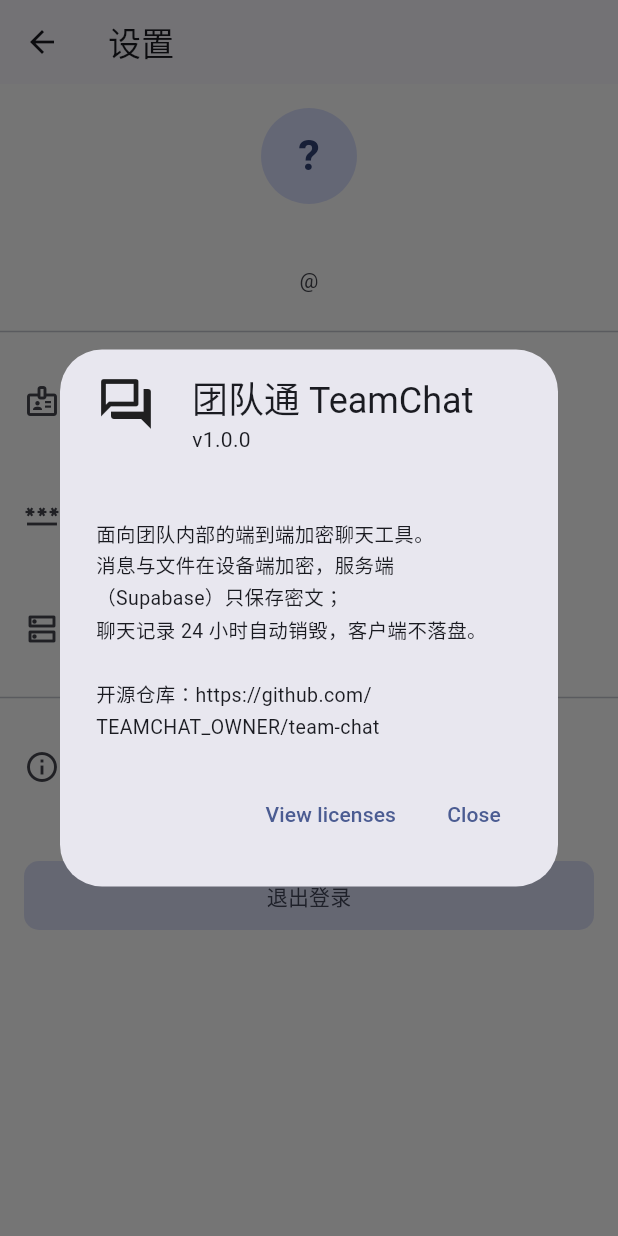
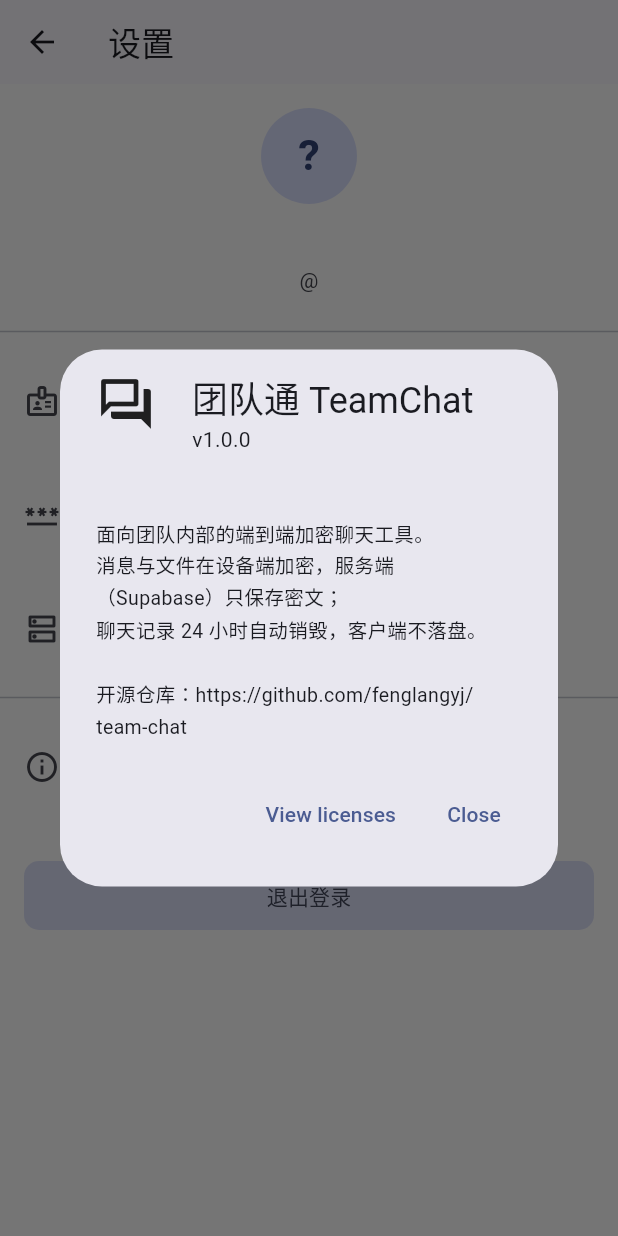
Before and after one commit to fenglangyj/team-chat, a Flutter app: the SettingsScreen screen opened directly, after a tap on "关于", on a phone screen of 412 x 824 dp. Run offline on Flutter 3.47's test engine with Material 3 defaults, Android fonts, the phone set to English and light mode, and no system bars; our stand-ins replace file_picker, open_filex, shared_preferences, supabase_flutter; missing offline and left inert: cryptography; accounts and stored records are empty; network calls fail.

Commit message:
chore: 应用内开源仓库地址指向 fenglangyj/team-chat

```diff
--- a/app/lib/core/constants.dart
+++ b/app/lib/core/constants.dart
@@ -3,7 +3,7 @@
   static const String name = '团队通';
   static const String fullName = '团队通 TeamChat';
   static const String version = '1.0.0';
-  static const String repoUrl = 'https://github.com/TEAMCHAT_OWNER/team-chat';
+  static const String repoUrl = 'https://github.com/fenglangyj/team-chat';
 }
 
 /// 加密相关常量
```
